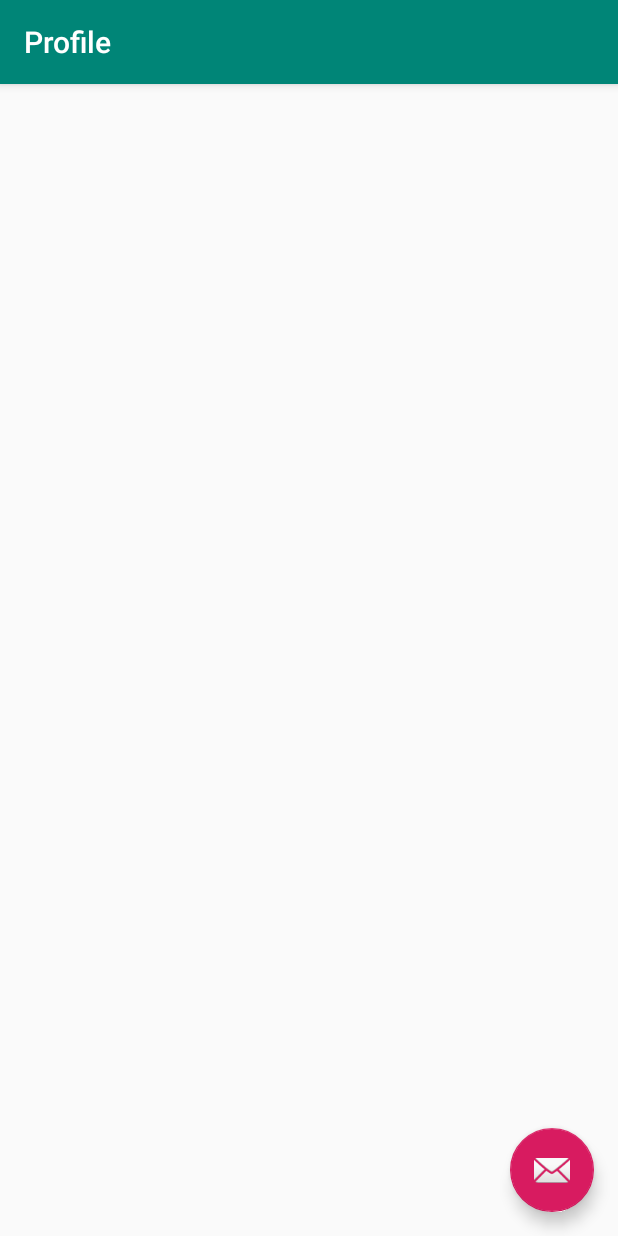
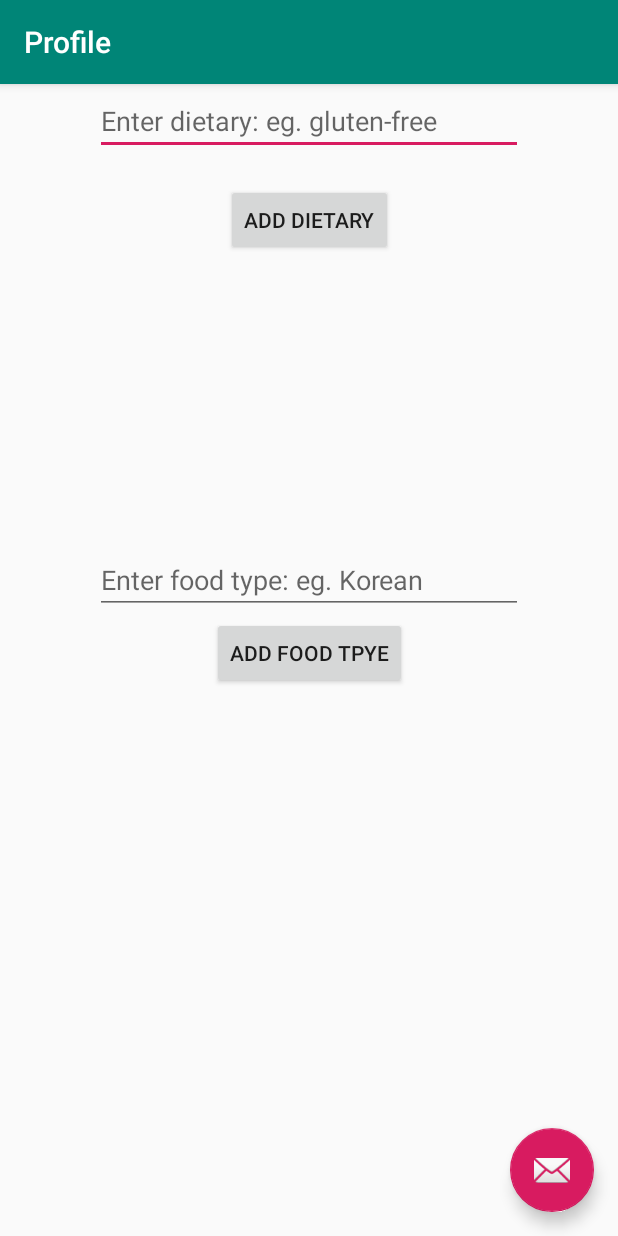
Before and after one commit to Erdi-Kidane/cs130, an Android app: the Profile screen opened directly, with no data from a screen before it, on a phone screen of 412 x 824 dp. Run offline under Robolectric (Android 15) with nearby library versions, the phone set to English and light mode, and no system bars.

Commit message:
added dietary and food type (lists) for user input in profile.java and activity_profile.xml

```diff
--- /dev/null
+++ b/spinIt/app/src/main/gen/com/example/spinit/BuildConfig.java
@@ -0,0 +1,8 @@
+/*___Generated_by_IDEA___*/
+
+package com.example.spinit;
+
+/* This stub is only used by the IDE. It is NOT the BuildConfig class actually packed into the APK */
+public final class BuildConfig {
+  public final static boolean DEBUG = Boolean.parseBoolean(null);
+}
--- /dev/null
+++ b/spinIt/app/src/main/gen/com/example/spinit/Manifest.java
@@ -0,0 +1,7 @@
+/*___Generated_by_IDEA___*/
+
+package com.example.spinit;
+
+/* This stub is only used by the IDE. It is NOT the Manifest class actually packed into the APK */
+public final class Manifest {
+}
--- /dev/null
+++ b/spinIt/app/src/main/gen/com/example/spinit/R.java
@@ -0,0 +1,7 @@
+/*___Generated_by_IDEA___*/
+
+package com.example.spinit;
+
+/* This stub is only used by the IDE. It is NOT the R class actually packed into the APK */
+public final class R {
+}
--- a/spinIt/app/src/main/java/com/example/spinit/Profile.java
+++ b/spinIt/app/src/main/java/com/example/spinit/Profile.java
@@ -9,8 +9,29 @@ import androidx.appcompat.app.AppCompatActivity;
 import androidx.appcompat.widget.Toolbar;
 
 import android.view.View;
+import android.widget.ArrayAdapter;
+import android.widget.Button;
+import android.widget.EditText;
+import android.widget.ListView;
+import android.widget.Toast;
+
+import java.util.ArrayList;
+import java.util.HashSet;
+import java.util.Set;
 
 public class Profile extends AppCompatActivity {
+    private Button savePrefButton;
+    ArrayList<String> addPrefList = new ArrayList<>();
+    EditText pref;
+    ListView showPref;
+    Set<String> prefNoDuplication = new HashSet<>();
+
+    private Button saveFoodButton;
+    ArrayList<String> addFoodList = new ArrayList<>();
+    EditText foodpref;
+    ListView showFoodPref;
+
+    Set<String> foodNoDuplication = new HashSet<>();
 
     @Override
     protected void onCreate(Bundle savedInstanceState) {
@@ -26,8 +47,71 @@ public class Profile extends AppCompatActivity {
                 Snackbar.make(view, "Replace with your own action", Snackbar.LENGTH_LONG)
                         .setAction("Action", null).show();
             }
-//            testinh
         });
+
+
+        showPref = (ListView) findViewById((R.id.prefListView));
+        pref = (EditText) findViewById((R.id.preftxt));
+        savePrefButton = (Button)findViewById(R.id.prefButton);
+        savePrefButton.setOnClickListener(new View.OnClickListener() {
+            @Override
+            public void onClick(View v) {
+                String getInput = pref.getText().toString();
+
+//                invalid empty input
+                if(getInput == null || getInput.trim().equals(""))
+                {
+                    Toast.makeText(getBaseContext(), "Empty preference cannot be added.", Toast.LENGTH_LONG).show();
+                }
+//                ignore duplications
+                else if(prefNoDuplication.contains(getInput))
+                {
+                    Toast.makeText(getBaseContext(), "This preference is already added.", Toast.LENGTH_LONG).show();
+                }
+//                add to the preference list
+                else
+                {
+                    prefNoDuplication.add(getInput);
+                    addPrefList.add(getInput);
+                    ArrayAdapter<String> adapter = new ArrayAdapter<String>(Profile.this, android.R.layout.simple_list_item_1, addPrefList);
+                    showPref.setAdapter(adapter);
+                    ((EditText)findViewById(R.id.preftxt)).setText("");
+                }
+            }
+        });
+
+
+
+        showFoodPref = (ListView) findViewById((R.id.foodList));
+        foodpref = (EditText) findViewById((R.id.foodType));
+        saveFoodButton = (Button)findViewById(R.id.foodButton);
+        saveFoodButton.setOnClickListener(new View.OnClickListener() {
+            @Override
+            public void onClick(View v) {
+                String getInput = foodpref.getText().toString();
+
+//                invalid empty input
+                if(getInput == null || getInput.trim().equals(""))
+                {
+                    Toast.makeText(getBaseContext(), "Empty food type cannot be added.", Toast.LENGTH_LONG).show();
+                }
+//                ignore duplications
+                else if(foodNoDuplication.contains(getInput))
+                {
+                    Toast.makeText(getBaseContext(), "This food type is already added.", Toast.LENGTH_LONG).show();
+                }
+//                add to the preference list
+                else
+                {
+                    foodNoDuplication.add(getInput);
+                    addFoodList.add(getInput);
+                    ArrayAdapter<String> adapter = new ArrayAdapter<String>(Profile.this, android.R.layout.simple_list_item_1, addFoodList);
+                    showFoodPref.setAdapter(adapter);
+                    ((EditText)findViewById(R.id.foodType)).setText("");
+                }
+            }
+        });
+        //
     }
 
 }
--- a/spinIt/app/src/main/res/layout/activity_profile.xml
+++ b/spinIt/app/src/main/res/layout/activity_profile.xml
@@ -20,7 +20,9 @@
 
     </com.google.android.material.appbar.AppBarLayout>
 
-    <include layout="@layout/content_profile" />
+    <include
+        android:id="@+id/include"
+        layout="@layout/content_profile" />
 
     <com.google.android.material.floatingactionbutton.FloatingActionButton
         android:id="@+id/fab"
@@ -30,4 +32,88 @@
         android:layout_margin="@dimen/fab_margin"
         app:srcCompat="@android:drawable/ic_dialog_email" />
 
+    <androidx.constraintlayout.widget.ConstraintLayout
+        android:id="@+id/constraintLayout"
+        android:layout_width="match_parent"
+        android:layout_height="match_parent"
+        app:layout_anchor="@+id/constraintLayout"
+        app:layout_anchorGravity="center">
+
+        <EditText
+            android:id="@+id/preftxt"
+            android:layout_width="285dp"
+            android:layout_height="42dp"
+            android:layout_marginStart="76dp"
+            android:layout_marginTop="56dp"
+            android:layout_marginEnd="76dp"
+            android:layout_marginBottom="13dp"
+            android:ems="10"
+            android:hint="Enter dietary: eg. gluten-free"
+            android:inputType="textPersonName"
+            app:layout_constraintBottom_toTopOf="@+id/prefButton"
+            app:layout_constraintEnd_toEndOf="parent"
+            app:layout_constraintStart_toStartOf="parent"
+            app:layout_constraintTop_toTopOf="parent" />
+
+        <Button
+            android:id="@+id/prefButton"
+            android:layout_width="wrap_content"
+            android:layout_height="wrap_content"
+            android:layout_marginStart="150dp"
+            android:layout_marginEnd="150dp"
+            android:layout_marginBottom="13dp"
+            android:text="Add Dietary"
+            app:layout_constraintBottom_toTopOf="@+id/prefListView"
+            app:layout_constraintEnd_toEndOf="parent"
+            app:layout_constraintStart_toStartOf="parent"
+            app:layout_constraintTop_toBottomOf="@+id/preftxt" />
+
+        <ListView
+            android:id="@+id/prefListView"
+            android:layout_width="365dp"
+            android:layout_height="162dp"
+            app:layout_constraintBottom_toBottomOf="parent"
+            app:layout_constraintEnd_toEndOf="parent"
+            app:layout_constraintStart_toStartOf="parent"
+            app:layout_constraintTop_toBottomOf="@+id/preftxt"
+            app:layout_constraintVertical_bias="0.154" />
+
+        <Button
+            android:id="@+id/foodButton"
+            android:layout_width="wrap_content"
+            android:layout_height="wrap_content"
+            android:layout_marginStart="154dp"
+            android:layout_marginTop="60dp"
+            android:layout_marginEnd="154dp"
+            android:text="Add Food Tpye"
+            app:layout_constraintEnd_toEndOf="parent"
+            app:layout_constraintStart_toStartOf="parent"
+            app:layout_constraintTop_toBottomOf="@+id/prefListView" />
+
+        <ListView
+            android:id="@+id/foodList"
+            android:layout_width="358dp"
+            android:layout_height="192dp"
+            android:layout_marginStart="37dp"
+            android:layout_marginTop="8dp"
+            android:layout_marginEnd="37dp"
+            app:layout_constraintEnd_toEndOf="parent"
+            app:layout_constraintStart_toStartOf="parent"
+            app:layout_constraintTop_toBottomOf="@+id/foodButton" />
+
+        <EditText
+            android:id="@+id/foodType"
+            android:layout_width="285dp"
+            android:layout_height="42dp"
+            android:layout_marginStart="64dp"
+            android:layout_marginEnd="64dp"
+            android:layout_marginBottom="2dp"
+            android:ems="10"
+            android:hint="Enter food type: eg. Korean"
+            android:inputType="textPersonName"
+            app:layout_constraintBottom_toTopOf="@+id/foodButton"
+            app:layout_constraintEnd_toEndOf="parent"
+            app:layout_constraintStart_toStartOf="parent" />
+    </androidx.constraintlayout.widget.ConstraintLayout>
+
 </androidx.coordinatorlayout.widget.CoordinatorLayout>
```
